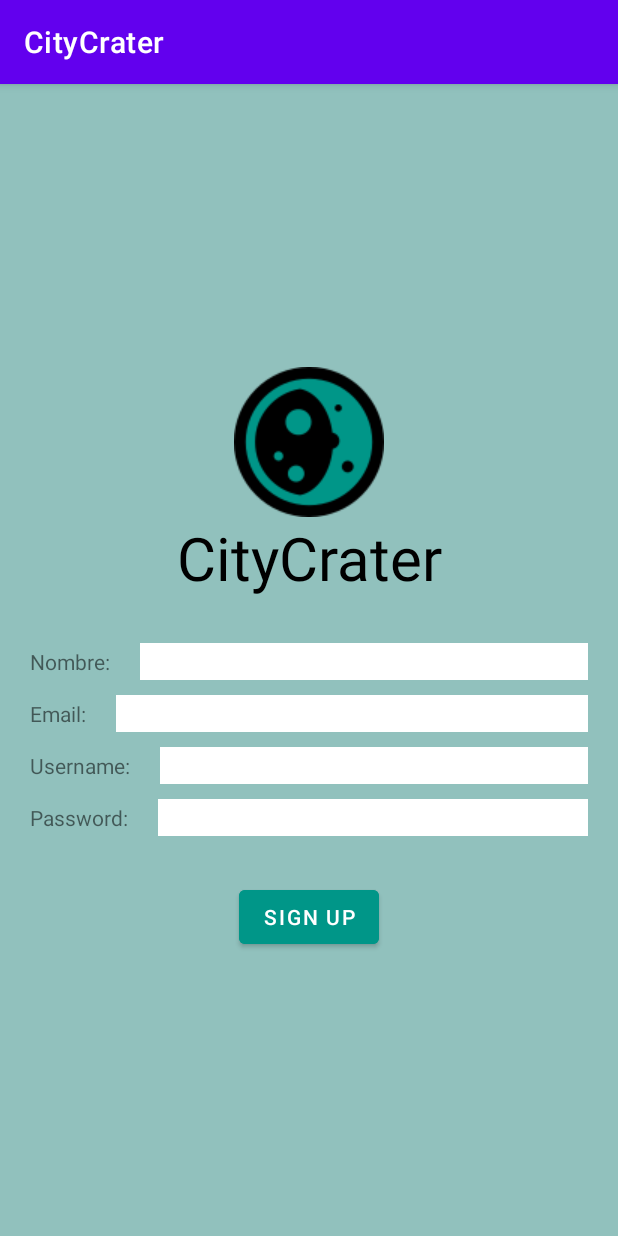
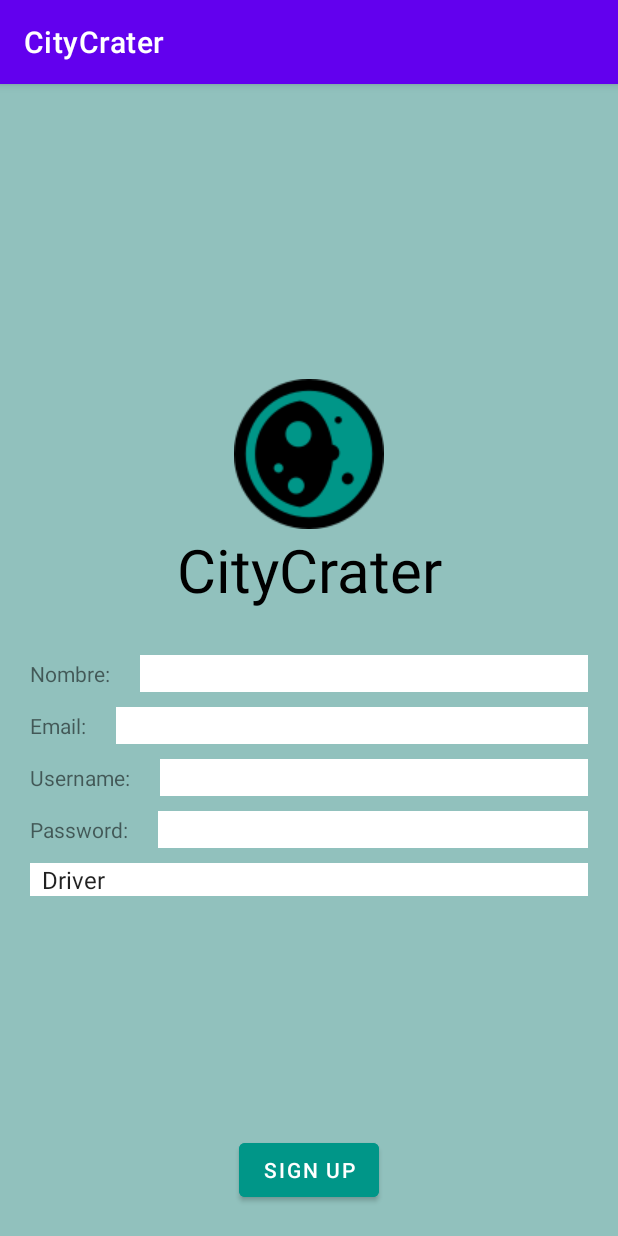
Before and after one commit to Intro-CompuMovil/CITYCRATER, an Android app: the screen it shows after launch (SignUpActivity), after a tap on "SIGN UP", on a phone screen of 412 x 824 dp. Run offline under Robolectric (Android 15) with nearby library versions, the phone set to English and light mode, and no system bars.

Commit message:
admin view

```diff
--- a/cc-master/app/src/main/java/com/example/citycrater/SignUpActivity.kt
+++ b/cc-master/app/src/main/java/com/example/citycrater/SignUpActivity.kt
@@ -3,18 +3,39 @@ package com.example.citycrater
 import android.content.Intent
 import androidx.appcompat.app.AppCompatActivity
 import android.os.Bundle
+import android.view.View
+import android.widget.AdapterView
 import android.widget.Button
+import android.widget.Spinner
+import android.widget.Toast
 
-class SignUpActivity : AppCompatActivity() {
+class SignUpActivity : AppCompatActivity(),  AdapterView.OnItemSelectedListener {
     override fun onCreate(savedInstanceState: Bundle?) {
         super.onCreate(savedInstanceState)
         setContentView(R.layout.activity_sign_up)
 
         val btnSign = findViewById<Button>(R.id.btnSign)
+        val spinner = findViewById<Spinner>(R.id.userType)
+
+        spinner.onItemSelectedListener = this
 
         btnSign.setOnClickListener {
-            val intent = Intent(this, HomeActivity::class.java)
-            startActivity(intent)
+            if(spinner.selectedItem.toString().equals("Driver")){
+                val intent = Intent(this, HomeActivity::class.java)
+                startActivity(intent)
+            }else if (spinner.selectedItem.toString().equals("Admin")){
+                val intent = Intent(this, HomeAdminActivity::class.java)
+                startActivity(intent)
+            }
         }
     }
+
+    override fun onItemSelected(parent: AdapterView<*>?, view: View?, position: Int, id: Long) {
+        val user = parent?.selectedItem
+        Toast.makeText(baseContext, "User: "+ user, Toast.LENGTH_LONG).show()
+    }
+
+    override fun onNothingSelected(parent: AdapterView<*>?) {
+    }
+
 }
--- a/cc-master/app/src/main/res/layout/activity_sign_up.xml
+++ b/cc-master/app/src/main/res/layout/activity_sign_up.xml
@@ -11,8 +11,9 @@
     <RelativeLayout
         android:layout_width="match_parent"
         android:layout_height="match_parent"
+        android:gravity="center"
         android:orientation="vertical"
-        android:gravity="center">
+        android:id="@+id/formLayout">
 
         <ImageView
             android:id="@+id/imgCutyCrater"
@@ -24,50 +25,50 @@
             tools:srcCompat="@drawable/logo" />
 
         <TextView
+            android:id="@+id/title"
             android:layout_width="match_parent"
             android:layout_height="wrap_content"
-            android:id="@+id/title"
+            android:layout_below="@id/imgCutyCrater"
+            android:layout_marginBottom="30dp"
+            android:gravity="center"
             android:text="@string/citycrater"
-            android:layout_marginBottom="30dp"
-            android:textSize="40sp"
             android:textColor="@color/black"
-            android:layout_below="@id/imgCutyCrater"
-            android:gravity="center">
-        </TextView>
+            android:textSize="40sp" />
 
         <RelativeLayout
+            android:id="@+id/dataLayout"
             android:layout_width="match_parent"
             android:layout_height="wrap_content"
             android:layout_below="@id/title"
-            android:id="@+id/dataLayout">
+            android:layout_marginBottom="30dp">
 
             <RelativeLayout
+                android:id="@+id/nameLayout"
                 android:layout_width="match_parent"
                 android:layout_height="wrap_content"
-                android:id="@+id/nameLayout"
                 android:layout_marginBottom="10dp">
 
                 <TextView
                     android:id="@+id/name"
                     android:layout_width="wrap_content"
                     android:layout_height="wrap_content"
-                    android:text="@string/nombre"
+                    android:layout_centerVertical="true"
                     android:layout_marginEnd="20dp"
-                    android:layout_centerVertical="true"/>
+                    android:text="@string/nombre" />
 
                 <EditText
                     android:id="@+id/txtName"
                     android:layout_width="match_parent"
                     android:layout_height="wrap_content"
-                    android:background="@color/white"
-                    android:layout_toEndOf="@id/name"/>
+                    android:layout_toEndOf="@id/name"
+                    android:background="@color/white" />
 
             </RelativeLayout>
 
             <RelativeLayout
+                android:id="@+id/emailLayout"
                 android:layout_width="match_parent"
                 android:layout_height="wrap_content"
-                android:id="@+id/emailLayout"
                 android:layout_below="@id/nameLayout"
                 android:layout_marginBottom="10dp">
 
@@ -75,23 +76,23 @@
                     android:id="@+id/email"
                     android:layout_width="wrap_content"
                     android:layout_height="wrap_content"
-                    android:text="@string/email"
+                    android:layout_centerVertical="true"
                     android:layout_marginEnd="20dp"
-                    android:layout_centerVertical="true"/>
+                    android:text="@string/email" />
 
                 <EditText
                     android:id="@+id/txtEmail"
                     android:layout_width="match_parent"
                     android:layout_height="wrap_content"
-                    android:background="@color/white"
-                    android:layout_toEndOf="@id/email"/>
+                    android:layout_toEndOf="@id/email"
+                    android:background="@color/white" />
 
             </RelativeLayout>
 
             <RelativeLayout
+                android:id="@+id/usernameLayout"
                 android:layout_width="match_parent"
                 android:layout_height="wrap_content"
-                android:id="@+id/usernameLayout"
                 android:layout_below="@id/emailLayout"
                 android:layout_marginBottom="10dp">
 
@@ -99,57 +100,64 @@
                     android:id="@+id/username"
                     android:layout_width="wrap_content"
                     android:layout_height="wrap_content"
-                    android:text="@string/usernameTitle"
+                    android:layout_centerVertical="true"
                     android:layout_marginEnd="20dp"
-                    android:layout_centerVertical="true"/>
+                    android:text="@string/usernameTitle" />
 
                 <EditText
                     android:id="@+id/txtUsername"
                     android:layout_width="match_parent"
                     android:layout_height="wrap_content"
-                    android:background="@color/white"
-                    android:layout_toEndOf="@id/username"/>
+                    android:layout_toEndOf="@id/username"
+                    android:background="@color/white" />
 
             </RelativeLayout>
 
             <RelativeLayout
+                android:id="@+id/passwordLayout"
                 android:layout_width="match_parent"
                 android:layout_height="wrap_content"
-                android:id="@+id/passwordLayout"
                 android:layout_below="@id/usernameLayout"
-                android:layout_marginBottom="30dp">
+                android:layout_marginBottom="10dp">
 
                 <TextView
                     android:id="@+id/password"
                     android:layout_width="wrap_content"
                     android:layout_height="wrap_content"
-                    android:text="@string/passwordTitle"
+                    android:layout_centerVertical="true"
                     android:layout_marginEnd="20dp"
-                    android:layout_centerVertical="true"/>
+                    android:text="@string/passwordTitle" />
 
                 <EditText
                     android:id="@+id/txtPassword"
                     android:layout_width="match_parent"
                     android:layout_height="wrap_content"
-                    android:background="@color/white"
-                    android:layout_toEndOf="@id/password"/>
+                    android:layout_toEndOf="@id/password"
+                    android:background="@color/white" />
 
             </RelativeLayout>
+
+            <Spinner
+                android:id="@+id/userType"
+                android:layout_width="match_parent"
+                android:layout_height="wrap_content"
+                android:layout_below="@+id/passwordLayout"
+                android:background="@color/white"
+                android:entries="@array/userTypes"/>
+
 
         </RelativeLayout>
 
 
-        <Button
-            android:id="@+id/btnSign"
-            android:layout_width="wrap_content"
-            android:layout_height="wrap_content"
-            android:layout_below="@id/dataLayout"
-            android:layout_centerInParent="true"
-            android:backgroundTint="@color/seaGreen"
-            android:text="@string/sign_up" />
-
     </RelativeLayout>
 
-
+    <Button
+        android:id="@+id/btnSign"
+        android:layout_width="wrap_content"
+        android:layout_height="wrap_content"
+        android:layout_alignParentBottom="true"
+        android:layout_centerInParent="true"
+        android:backgroundTint="@color/seaGreen"
+        android:text="@string/sign_up" />
 
 </RelativeLayout>
--- /dev/null
+++ b/cc-master/app/src/main/res/values/userTypes.xml
@@ -0,0 +1,7 @@
+<?xml version="1.0" encoding="utf-8"?>
+<resources>
+    <string-array name="userTypes">
+        <item>Driver</item>
+        <item>Admin</item>
+    </string-array>
+</resources>
```
Also changed, not shown: cc-master/app/src/main/AndroidManifest.xml (+16 -10 lines), cc-master/app/src/main/java/com/example/citycrater/DetailActivity.kt (added, +11 -0 lines), cc-master/app/src/main/java/com/example/citycrater/HomeAdminActivity.kt (added, +125 -0 lines), cc-master/app/src/main/java/com/example/citycrater/RequestsActivity.kt (added, +25 -0 lines), cc-master/app/src/main/res/layout/activity_detail.xml (added, +86 -0 lines), cc-master/app/src/main/res/layout/activity_home_admin.xml (added, +86 -0 lines), cc-master/app/src/main/res/layout/activity_requests.xml (added, +13 -0 lines), cc-master/app/src/main/res/values/huecos.xml (added, +13 -0 lines).
